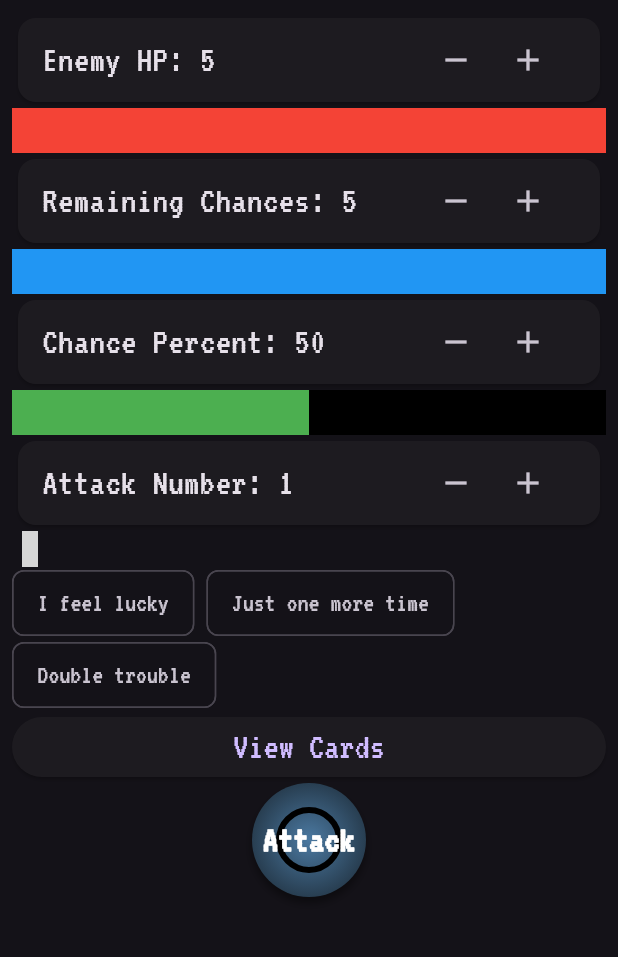
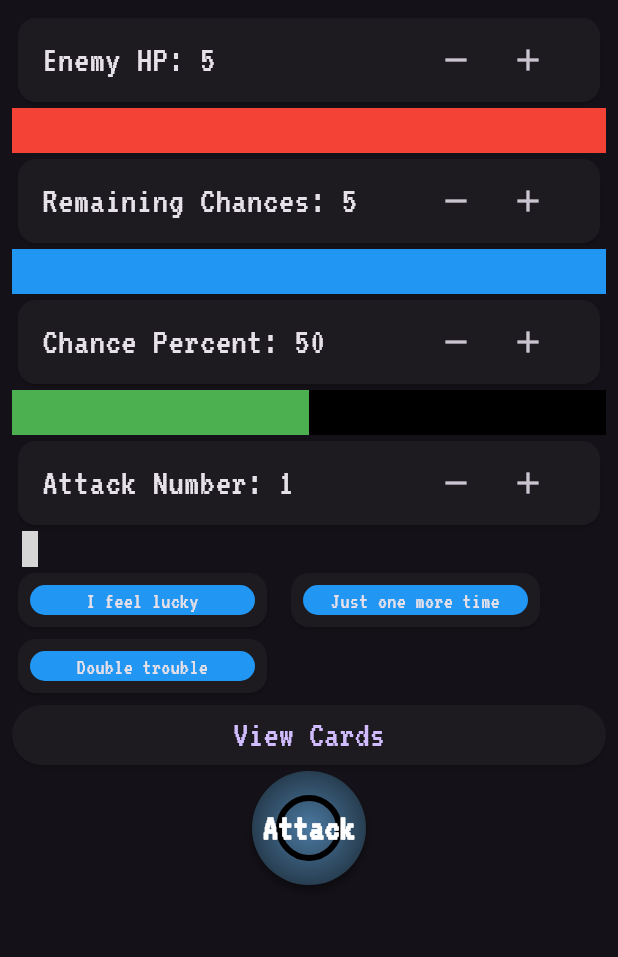
Before and after one commit to hyunjaemoon/chanceshift, a Flutter app: the screen it shows after launch, after a tap on "Demo Game", on a phone screen of 412 x 824 dp, the part 84-1041 px from its top. Run offline on Flutter 3.47's test engine with Material 3 defaults, Android fonts, the phone set to English and light mode, and no system bars; our stand-ins replace args, just_audio, material_design_icons_flutter; missing offline and left inert: dual_screen, gif; grey boxes are pictures that could not be loaded.

Commit message:
Card Display with Expanding Card technique

```diff
--- /dev/null
+++ b/lib/card_display.dart
@@ -0,0 +1,163 @@
+import 'package:chanceshfit/card_list.dart';
+import 'package:flutter/material.dart';
+
+// ignore: must_be_immutable
+class CardDisplay extends StatefulWidget {
+  final CardInfo cardInfo;
+  bool selected;
+  bool used;
+  final void Function(bool) onSelected; // Add the onSelected callback
+
+  CardDisplay(
+      {super.key,
+      required this.cardInfo,
+      required this.selected,
+      required this.used,
+      required this.onSelected});
+
+  @override
+  State<CardDisplay> createState() => _CardDisplayState();
+}
+
+class _CardDisplayState extends State<CardDisplay>
+    with SingleTickerProviderStateMixin {
+  static const Duration duration = Duration(milliseconds: 300);
+
+  void toggleExpanded() {
+    setState(() {
+      widget.selected = !widget.selected;
+    });
+  }
+
+  @override
+  Widget build(context) {
+    return GestureDetector(
+      onTap: () => widget.onSelected(!widget.selected),
+      child: Card(
+        child: Padding(
+          padding: const EdgeInsets.all(8.0),
+          child: AnimatedContainer(
+            duration: duration,
+            width: 150,
+            height: (widget.selected && !widget.used) ? 125 : 20,
+            curve: Curves.ease,
+            child: widget.used
+                ? CardSmallDisplayScreen(
+                    cardInfo: widget.cardInfo, used: widget.used)
+                : AnimatedCrossFade(
+                    duration: duration,
+                    firstCurve: Curves.easeInOutCubic,
+                    secondCurve: Curves.easeInOutCubic,
+                    crossFadeState: widget.selected
+                        ? CrossFadeState.showSecond
+                        : CrossFadeState.showFirst,
+                    // Use Positioned.fill() to pass the constraints to its children.
+                    // This allows the Images to use BoxFit.cover to cover the correct
+                    // size
+                    layoutBuilder:
+                        (topChild, topChildKey, bottomChild, bottomChildKey) {
+                      return Stack(
+                        children: [
+                          Positioned.fill(
+                            key: bottomChildKey,
+                            child: bottomChild,
+                          ),
+                          Positioned.fill(
+                            key: topChildKey,
+                            child: topChild,
+                          ),
+                        ],
+                      );
+                    },
+                    firstChild: CardSmallDisplayScreen(
+                        cardInfo: widget.cardInfo, used: widget.used),
+                    secondChild: CardDisplayScreen(cardInfo: widget.cardInfo),
+                  ),
+          ),
+        ),
+      ),
+    );
+  }
+}
+
+class CardSmallDisplayScreen extends StatelessWidget {
+  const CardSmallDisplayScreen(
+      {super.key, required this.cardInfo, required this.used});
+
+  final CardInfo cardInfo;
+  final bool used;
+
+  @override
+  Widget build(BuildContext context) {
+    return Center(
+      child: Container(
+          width: 150,
+          decoration: BoxDecoration(
+            color: used ? Colors.grey : Colors.blue,
+            borderRadius: BorderRadius.circular(16),
+          ),
+          child: Text(
+            cardInfo.name,
+            style: const TextStyle(fontSize: 15),
+            textAlign: TextAlign.center,
+          )),
+    );
+  }
+}
+
+class CardDisplayScreen extends StatefulWidget {
+  const CardDisplayScreen({Key? key, required this.cardInfo});
+
+  final CardInfo cardInfo;
+
+  @override
+  _CardDisplayScreenState createState() => _CardDisplayScreenState();
+}
+
+class _CardDisplayScreenState extends State<CardDisplayScreen> {
+  TextStyle _selectTextStyle(int value) {
+    switch (value.sign) {
+      case 0:
+        return const TextStyle(
+            fontWeight: FontWeight.normal, color: Colors.black);
+      case 1:
+        return const TextStyle(
+            fontWeight: FontWeight.bold, color: Colors.green);
+      case -1:
+        return const TextStyle(fontWeight: FontWeight.bold, color: Colors.red);
+      default:
+        return const TextStyle(
+            fontWeight: FontWeight.normal, color: Colors.black);
+    }
+  }
+
+  @override
+  Widget build(BuildContext context) {
+    return Center(
+      child: Container(
+        width: 150,
+        decoration: BoxDecoration(
+          color: Colors.blue,
+          borderRadius: BorderRadius.circular(16),
+        ),
+        child: SingleChildScrollView(
+          child: Column(
+            mainAxisAlignment: MainAxisAlignment.spaceEvenly,
+            children: [
+              Text(widget.cardInfo.name, textAlign: TextAlign.center),
+              Text('Chance: ${widget.cardInfo.chanceValue}',
+                  style: _selectTextStyle(widget.cardInfo.chanceValue)),
+              Text('Attack: ${widget.cardInfo.attackValue}',
+                  style: _selectTextStyle(widget.cardInfo.attackValue)),
+              Text(
+                widget.cardInfo.description,
+                textAlign: TextAlign.center,
+                style: const TextStyle(color: Colors.white),
+              )
+            ],
+          ),
+        ),
+      ),
+    );
+  }
+}
--- a/lib/game_interface.dart
+++ b/lib/game_interface.dart
@@ -1,5 +1,6 @@
 import 'dart:math';
 
+import 'package:chanceshfit/card_display.dart';
 import 'package:chanceshfit/card_list.dart';
 import 'package:chanceshfit/slash.dart';
 import 'package:chanceshfit/ui.dart';
@@ -36,6 +37,7 @@ class _GameInterfaceState extends State<GameInterface>
   late int enemyHp;
   late int remainingChances;
   List<int> cardIndices = [];
+  Set<int> usedCardIndices = {};
   Future<CardList>? cardsFuture;
 
   AudioPlayer _audioPlayer = AudioPlayer();
@@ -53,6 +55,7 @@ class _GameInterfaceState extends State<GameInterface>
       enemyHp = widget.initialEnemyHp;
       remainingChances = widget.initialRemainingChances;
       cardIndices = [];
+      usedCardIndices = {};
     });
   }
 
@@ -203,12 +206,15 @@ class _GameInterfaceState extends State<GameInterface>
         if (snapshot.hasData) {
           var cards = snapshot.data!;
           bool isSelected = cardIndices.contains(cards.cards[cardIndex].idx);
-          return FilterChip(
+          return CardDisplay(
             selected: isSelected,
-            label: Text(cards.cards[cardIndex].name,
-                style: const TextStyle(fontSize: 18)),
+            used: usedCardIndices.contains(cards.cards[cardIndex].idx),
+            cardInfo: cards.cards[cardIndex],
             onSelected: (bool selected) {
               setState(() {
+                if (usedCardIndices.contains(cards.cards[cardIndex].idx)) {
+                  return;
+                }
                 if (selected) {
                   cardIndices.add(cards.cards[cardIndex].idx);
                   chancePercent += cards.cards[cardIndex].chanceValue;
@@ -237,12 +243,19 @@ class _GameInterfaceState extends State<GameInterface>
       _isPerformingAttack = true;
     });
 
+    // Add all the selected cards to usedCardIndices
+    usedCardIndices.addAll(cardIndices);
+
     // Dummy logic for an attack
     if (remainingChances > 0 && enemyHp > 0) {
       setState(() {
         remainingChances--;
       });
       for (int i = 0; i < attackNum; i++) {
+        setState(() {
+          attackNum--;
+        });
+
         if (enemyHp <= 0) {
           break;
         }
@@ -282,9 +295,7 @@ class _GameInterfaceState extends State<GameInterface>
             ),
           );
         }
-        if (i < attackNum - 1) {
-          await Future.delayed(const Duration(seconds: 1, milliseconds: 500));
-        }
+        await Future.delayed(const Duration(seconds: 1, milliseconds: 500));
       }
     }
     // Perform other game logic like checking for win/lose conditions
@@ -332,6 +343,8 @@ class _GameInterfaceState extends State<GameInterface>
       );
     }
     setState(() {
+      chancePercent = widget.initialChancePercent;
+      attackNum = widget.initialAttackNum;
       _isPerformingAttack = false;
     });
   }
--- a/lib/ui.dart
+++ b/lib/ui.dart
@@ -39,7 +39,7 @@ class _PushButtonState extends State<PushButton> {
       onTapDown: _onTapDown,
       onTapUp: _onTapUp,
       onTapCancel: _onTapCancel,
-      onTap: widget.onPressed,
+      onTap: widget.isPerformingAttack ? null : widget.onPressed,
       child: Transform.scale(
         scale: isPressed ? 0.95 : 1.0,
         child: Container(
--- a/pubspec.yaml
+++ b/pubspec.yaml
@@ -41,6 +41,7 @@ dependencies:
   gif: ^2.3.0
   flutter_launcher_icons: ^0.13.1
   just_audio: ^0.9.37
+  synchronized: ^3.1.0+1
 
 dev_dependencies:
   flutter_test:
```
